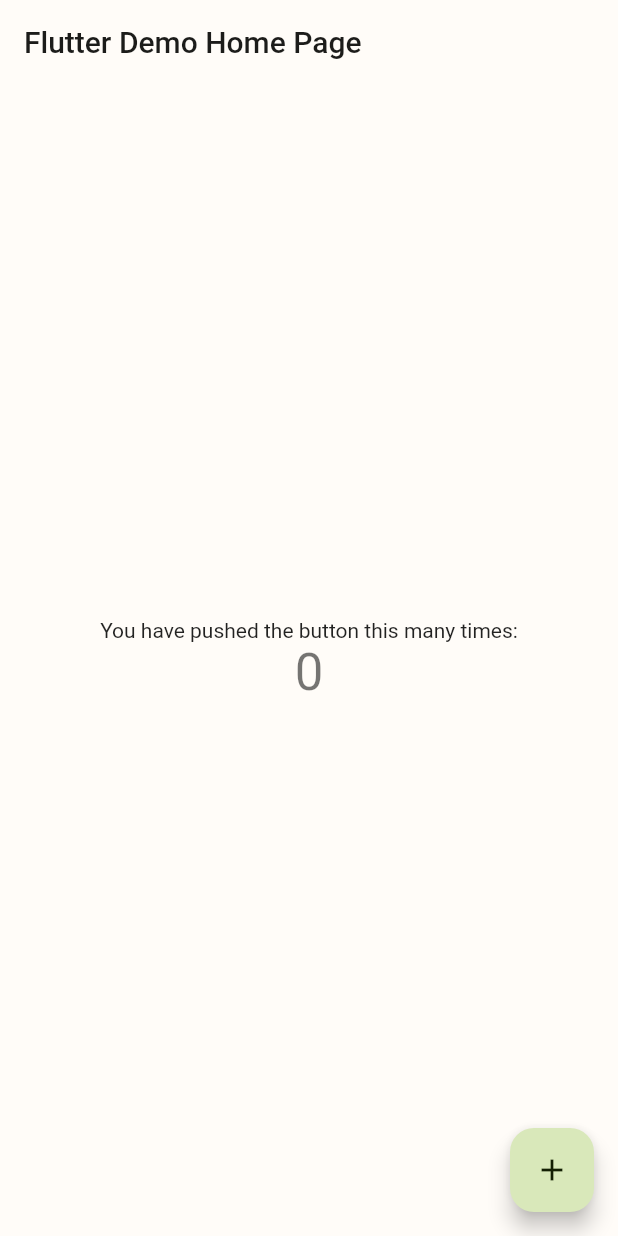
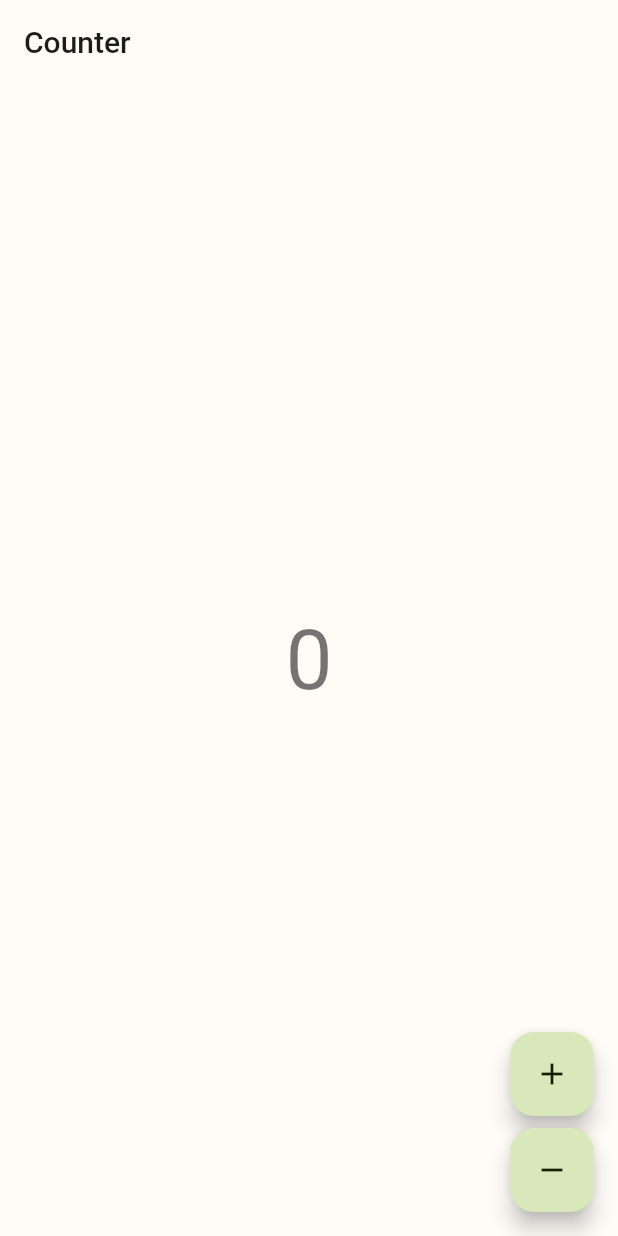
Before and after one commit to AhmetSBulbul/flutter_clean_template, a Flutter app: the screen it shows after launch, on a phone screen of 412 x 824 dp. Run offline on Flutter 3.47's test engine with Material 2 defaults, Android fonts, the phone set to English and light mode, and no system bars; our stand-ins replace bloc, dartz, equatable, flutter_bloc.

Commit message:
app layer is created

```diff
--- a/lib/app/app.dart
+++ b/lib/app/app.dart
@@ -1,4 +1,5 @@
 import 'package:flutter/material.dart';
+import 'package:flutter_clean_template/app/screens/counter/counter_screen.dart';
 
 import 'theme/theme.dart';
 
@@ -31,7 +32,7 @@
                 theme: theme.light(),
                 darkTheme: theme.dark(),
                 themeMode: theme.themeMode(),
-                home: const MyHomePage(title: 'Flutter Demo Home Page'),
+                home: const CounterScreen(),
               );
             },
           ),
--- /dev/null
+++ b/lib/app/screens/counter/counter_screen.dart
@@ -0,0 +1,16 @@
+import 'package:flutter/material.dart';
+import 'package:flutter_bloc/flutter_bloc.dart';
+import 'package:flutter_clean_template/app/screens/counter/cubit/counter_cubit.dart';
+import 'package:flutter_clean_template/app/screens/counter/view/counter_view.dart';
+
+class CounterScreen extends StatelessWidget {
+  const CounterScreen({Key? key}) : super(key: key);
+
+  @override
+  Widget build(BuildContext context) {
+    return BlocProvider(
+      create: (_) => CounterCubit(),
+      child: CounterView(),
+    );
+  }
+}
--- /dev/null
+++ b/lib/app/screens/counter/cubit/counter_cubit.dart
@@ -0,0 +1,7 @@
+import 'package:bloc/bloc.dart';
+
+class CounterCubit extends Cubit<int> {
+  CounterCubit() : super(0);
+  void increment() => emit(state + 1);
+  void decrement() => emit(state - 1);
+}
--- /dev/null
+++ b/lib/app/screens/counter/view/counter_view.dart
@@ -0,0 +1,45 @@
+import 'package:flutter/material.dart';
+import 'package:flutter_bloc/flutter_bloc.dart';
+
+import '../cubit/counter_cubit.dart';
+
+/// {@template counter_view}
+/// A [StatelessWidget] which reacts to the provided
+/// [CounterCubit] state and notifies it in response to user input.
+/// {@endtemplate}
+class CounterView extends StatelessWidget {
+  /// {@macro counter_view}
+  const CounterView({super.key});
+
+  @override
+  Widget build(BuildContext context) {
+    final textTheme = Theme.of(context).textTheme;
+    return Scaffold(
+      appBar: AppBar(title: const Text('Counter')),
+      body: Center(
+        child: BlocBuilder<CounterCubit, int>(
+          builder: (context, state) {
+            return Text('$state', style: textTheme.headline2);
+          },
+        ),
+      ),
+      floatingActionButton: Column(
+        mainAxisAlignment: MainAxisAlignment.end,
+        crossAxisAlignment: CrossAxisAlignment.end,
+        children: <Widget>[
+          FloatingActionButton(
+            key: const Key('counterView_increment_floatingActionButton'),
+            child: const Icon(Icons.add),
+            onPressed: () => context.read<CounterCubit>().increment(),
+          ),
+          const SizedBox(height: 8),
+          FloatingActionButton(
+            key: const Key('counterView_decrement_floatingActionButton'),
+            child: const Icon(Icons.remove),
+            onPressed: () => context.read<CounterCubit>().decrement(),
+          ),
+        ],
+      ),
+    );
+  }
+}
--- a/pubspec.yaml
+++ b/pubspec.yaml
@@ -27,6 +27,7 @@
 # the latest version available on pub.dev. To see which dependencies have newer
 # versions available, run `flutter pub outdated`.
 dependencies:
+  bloc: ^8.1.0
   flutter:
     sdk: flutter
 
@@ -36,6 +37,7 @@
   cupertino_icons: ^1.0.2
   equatable: ^2.0.3
   dartz: ^0.10.1
+  flutter_bloc: ^8.0.1
 
 dev_dependencies:
   flutter_test:
```
Also changed, not shown: pubspec.lock, 4 other files.
